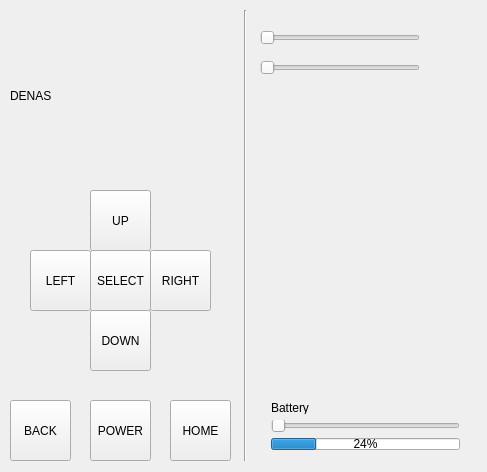
Above: source/Denas/mainwindow.ui from ahmadank/DenasOnQT before the change. Below: the same form after it.
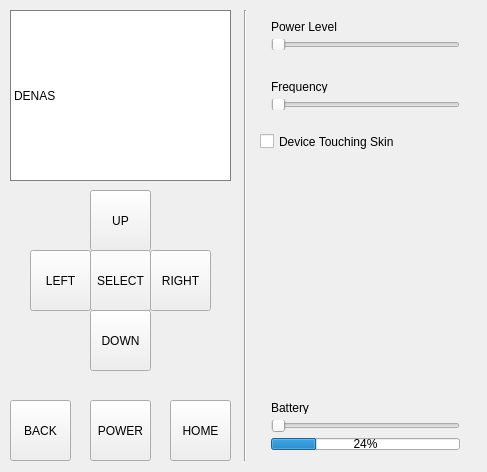
That is the form after the change.

Commit message: Add frequency, power, touch

The edit to the form file:
```diff
--- a/source/Denas/mainwindow.ui
+++ b/source/Denas/mainwindow.ui
@@ -131,9 +131,10 @@
      <string notr="true">QLabel {
 	qproperty-alignment: AlignCenter;
 	border: 1px solid gray;
+    background-color: white;
 }
 
-background-color: white;</string>
+</string>
     </property>
     <property name="text">
      <string>DENAS</string>
@@ -185,30 +186,69 @@
      <enum>Qt::Vertical</enum>
     </property>
    </widget>
-   <widget class="QSlider" name="horizontalSlider">
+   <widget class="QWidget" name="verticalLayoutWidget">
     <property name="geometry">
      <rect>
       <x>260</x>
-      <y>30</y>
-      <width>160</width>
-      <height>16</height>
+      <y>70</y>
+      <width>211</width>
+      <height>51</height>
      </rect>
     </property>
-    <property name="orientation">
-     <enum>Qt::Horizontal</enum>
+    <layout class="QVBoxLayout" name="frequencyLayout">
+     <item>
+      <widget class="QLabel" name="frequencyLabel">
+       <property name="text">
+        <string>Frequency</string>
+       </property>
+      </widget>
+     </item>
+     <item>
+      <widget class="QSlider" name="frequencySlider">
+       <property name="orientation">
+        <enum>Qt::Horizontal</enum>
+       </property>
+      </widget>
+     </item>
+    </layout>
+   </widget>
+   <widget class="QWidget" name="verticalLayoutWidget_2">
+    <property name="geometry">
+     <rect>
+      <x>260</x>
+      <y>10</y>
+      <width>211</width>
+      <height>51</height>
+     </rect>
     </property>
+    <layout class="QVBoxLayout" name="powerLayout">
+     <item>
+      <widget class="QLabel" name="powerLabel">
+       <property name="text">
+        <string>Power Level</string>
+       </property>
+      </widget>
+     </item>
+     <item>
+      <widget class="QSlider" name="powerSlider">
+       <property name="orientation">
+        <enum>Qt::Horizontal</enum>
+       </property>
+      </widget>
+     </item>
+    </layout>
    </widget>
-   <widget class="QSlider" name="horizontalSlider_2">
+   <widget class="QCheckBox" name="touchSkinBox">
     <property name="geometry">
      <rect>
       <x>260</x>
-      <y>60</y>
-      <width>160</width>
-      <height>16</height>
+      <y>130</y>
+      <width>211</width>
+      <height>23</height>
      </rect>
     </property>
-    <property name="orientation">
-     <enum>Qt::Horizontal</enum>
+    <property name="text">
+     <string>Device Touching Skin</string>
     </property>
    </widget>
   </widget>
```
Left out of the diff: 2 changed lines with no effect on the pictures.
